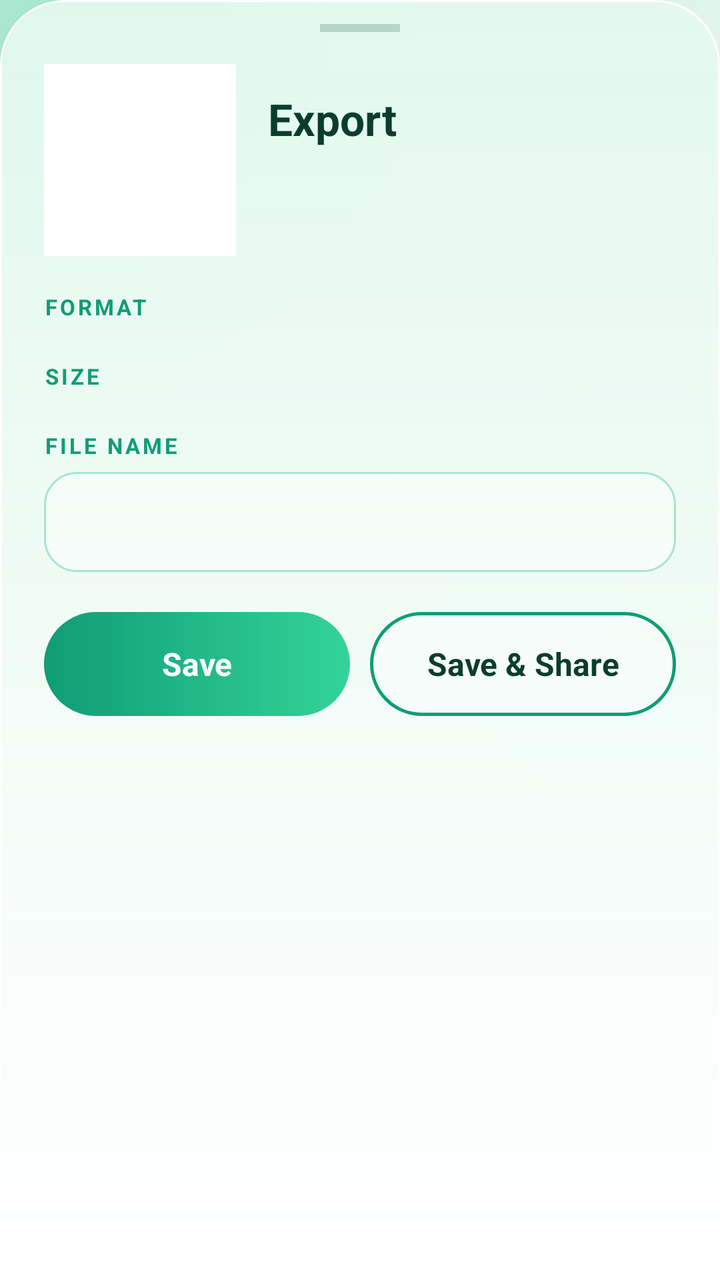
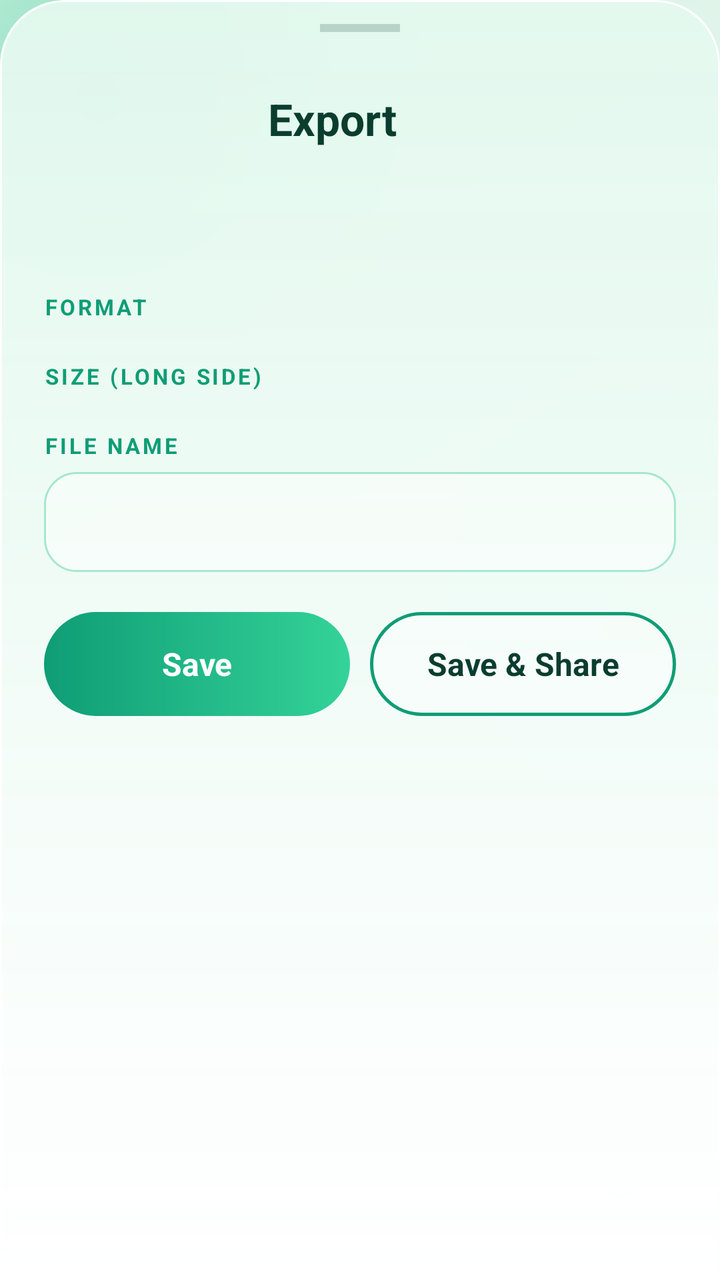

Compare the two renders of this Android layout. The source of the first and the diff that turns it into the second are given below.
<!-- AndroidManifest.xml: application theme AppTheme -->
<!-- res/layout/dialog_export.xml -->
<?xml version="1.0" encoding="utf-8"?>
<LinearLayout xmlns:android="http://schemas.android.com/apk/res/android"
    android:layout_width="match_parent" android:layout_height="wrap_content"
    android:background="@drawable/glass_sheet"
    android:orientation="vertical"
    android:paddingStart="22dp" android:paddingEnd="22dp"
    android:paddingTop="12dp" android:paddingBottom="26dp">

    <View android:id="@+id/exHandle" android:layout_width="40dp" android:layout_height="4dp"
        android:layout_gravity="center_horizontal" android:background="#330B3D2E"/>

    <LinearLayout android:layout_width="match_parent" android:layout_height="wrap_content"
        android:layout_marginTop="16dp" android:gravity="center_vertical" android:orientation="horizontal">
        <ImageView android:id="@+id/exPreview" android:layout_width="96dp" android:layout_height="96dp"
            android:scaleType="fitCenter" android:background="#FFFFFF"/>
        <LinearLayout android:layout_width="0dp" android:layout_height="wrap_content"
            android:layout_marginStart="16dp" android:layout_weight="1" android:orientation="vertical">
            <TextView android:layout_width="wrap_content" android:layout_height="wrap_content"
                android:text="Export" android:textColor="#0B3D2E" android:textSize="22sp" android:textStyle="bold"/>
            <TextView android:id="@+id/exInfo" android:layout_width="wrap_content" android:layout_height="wrap_content"
                android:layout_marginTop="4dp" android:textColor="#0F9D75" android:textSize="14sp" android:textStyle="bold"/>
            <TextView android:id="@+id/exBg" android:layout_width="wrap_content" android:layout_height="wrap_content"
                android:layout_marginTop="2dp" android:textColor="#5B7F72" android:textSize="12sp"/>
        </LinearLayout>
    </LinearLayout>

    <TextView android:layout_width="wrap_content" android:layout_height="wrap_content"
        android:layout_marginTop="18dp" android:text="FORMAT" android:textColor="#0F9D75"
        android:textSize="11sp" android:textStyle="bold" android:letterSpacing="0.12"/>
    <LinearLayout android:id="@+id/exFormatRow" android:layout_width="match_parent" android:layout_height="wrap_content"
        android:layout_marginTop="6dp" android:orientation="horizontal"/>

    <TextView android:layout_width="wrap_content" android:layout_height="wrap_content"
        android:layout_marginTop="14dp" android:text="SIZE" android:textColor="#0F9D75"
        android:textSize="11sp" android:textStyle="bold" android:letterSpacing="0.12"/>
    <LinearLayout android:id="@+id/exSizeRow" android:layout_width="match_parent" android:layout_height="wrap_content"
        android:layout_marginTop="6dp" android:orientation="horizontal"/>

    <TextView android:layout_width="wrap_content" android:layout_height="wrap_content"
        android:layout_marginTop="14dp" android:text="FILE NAME" android:textColor="#0F9D75"
        android:textSize="11sp" android:textStyle="bold" android:letterSpacing="0.12"/>
    <LinearLayout android:layout_width="match_parent" android:layout_height="50dp"
        android:layout_marginTop="6dp" android:background="@drawable/glass_input"
        android:gravity="center_vertical" android:orientation="horizontal"
        android:paddingStart="16dp" android:paddingEnd="16dp">
        <EditText android:id="@+id/exName" android:layout_width="0dp" android:layout_height="match_parent"
            android:layout_weight="1" android:background="@null" android:inputType="text"
            android:maxLines="1" android:singleLine="true" android:textColor="#0B3D2E" android:textSize="15sp"/>
        <TextView android:id="@+id/exExt" android:layout_width="wrap_content" android:layout_height="wrap_content"
            android:textColor="#5B7F72" android:textSize="15sp"/>
    </LinearLayout>

    <LinearLayout android:layout_width="match_parent" android:layout_height="wrap_content"
        android:layout_marginTop="20dp" android:orientation="horizontal">
        <TextView android:id="@+id/exSave" android:layout_width="0dp" android:layout_height="52dp"
            android:layout_weight="1" android:background="@drawable/btn_primary" android:clickable="true"
            android:gravity="center" android:text="Save" android:textColor="#FFFFFF"
            android:textSize="16sp" android:textStyle="bold"/>
        <TextView android:id="@+id/exShare" android:layout_width="0dp" android:layout_height="52dp"
            android:layout_marginStart="10dp" android:layout_weight="1" android:background="@drawable/btn_secondary"
            android:clickable="true" android:gravity="center" android:text="Save &amp; Share"
            android:textColor="#0B3D2E" android:textSize="16sp" android:textStyle="bold"/>
    </LinearLayout>
</LinearLayout>
<!-- resources referenced by this layout -->
<resources>
  <!-- drawable btn_primary (drawable) -->
  <?xml version="1.0" encoding="utf-8"?>
  <ripple xmlns:android="http://schemas.android.com/apk/res/android" android:color="#44FFFFFF">
      <item>
          <shape android:shape="rectangle">
              <gradient android:angle="0" android:startColor="#0F9D75" android:endColor="#34D399"/>
              <corners android:radius="26dp"/>
          </shape>
      </item>
      <item android:id="@android:id/mask">
          <shape android:shape="rectangle"><solid android:color="#FFFFFF"/><corners android:radius="26dp"/></shape>
      </item>
  </ripple>
  <!-- drawable btn_secondary (drawable) -->
  <?xml version="1.0" encoding="utf-8"?>
  <ripple xmlns:android="http://schemas.android.com/apk/res/android" android:color="#3310B981">
      <item>
          <shape android:shape="rectangle">
              <solid android:color="#55FFFFFF"/>
              <stroke android:width="1.5dp" android:color="#0F9D75"/>
              <corners android:radius="26dp"/>
          </shape>
      </item>
      <item android:id="@android:id/mask">
          <shape android:shape="rectangle"><solid android:color="#FFFFFF"/><corners android:radius="26dp"/></shape>
      </item>
  </ripple>
  <!-- drawable glass_input (drawable) -->
  <?xml version="1.0" encoding="utf-8"?>
  <shape xmlns:android="http://schemas.android.com/apk/res/android" android:shape="rectangle">
      <solid android:color="#66FFFFFF"/>
      <stroke android:width="1dp" android:color="#5510B981"/>
      <corners android:radius="16dp"/>
  </shape>
  <!-- drawable glass_sheet (drawable) -->
  <?xml version="1.0" encoding="utf-8"?>
  <shape xmlns:android="http://schemas.android.com/apk/res/android" android:shape="rectangle">
      <gradient android:angle="270" android:startColor="#F2E3F8EE" android:endColor="#FBFFFFFF"/>
      <stroke android:width="1dp" android:color="#F2FFFFFF"/>
      <corners android:topLeftRadius="32dp" android:topRightRadius="32dp" android:bottomLeftRadius="0dp" android:bottomRightRadius="0dp"/>
  </shape>
  <style name="AppTheme" parent="android:Theme.Material.Light.NoActionBar">
          <item name="android:statusBarColor">@android:color/transparent</item>
          <item name="android:navigationBarColor">@android:color/transparent</item>
          <item name="android:windowLightStatusBar">true</item>
          <item name="android:windowLightNavigationBar">true</item>
          <item name="android:windowBackground">@drawable/bg_main</item>
      </style>
  <!-- drawable bg_main (drawable) -->
  <?xml version="1.0" encoding="utf-8"?>
  <layer-list xmlns:android="http://schemas.android.com/apk/res/android">
      <item>
          <shape android:shape="rectangle">
              <gradient android:angle="135" android:startColor="#F7FCF9" android:centerColor="#EAF8F1" android:endColor="#D6F0E3"/>
          </shape>
      </item>
      <item android:width="340dp" android:height="340dp" android:gravity="top|start" android:top="-120dp" android:left="-120dp">
          <shape android:shape="oval">
              <gradient android:type="radial" android:gradientRadius="170dp" android:startColor="#7034D399" android:endColor="#0034D399"/>
          </shape>
      </item>
      <item android:width="380dp" android:height="380dp" android:gravity="bottom|end" android:bottom="-140dp" android:right="-140dp">
          <shape android:shape="oval">
              <gradient android:type="radial" android:gradientRadius="190dp" android:startColor="#6086EFAC" android:endColor="#0086EFAC"/>
          </shape>
      </item>
      <item android:width="260dp" android:height="260dp" android:gravity="center_vertical|end" android:right="-100dp">
          <shape android:shape="oval">
              <gradient android:type="radial" android:gradientRadius="130dp" android:startColor="#506EE7B7" android:endColor="#006EE7B7"/>
          </shape>
      </item>
  </layer-list>
</resources>

<!-- the commit's change to res/layout/dialog_export.xml (unified diff, before → after) -->
@@ -12,7 +12,7 @@
     <LinearLayout android:layout_width="match_parent" android:layout_height="wrap_content"
         android:layout_marginTop="16dp" android:gravity="center_vertical" android:orientation="horizontal">
         <ImageView android:id="@+id/exPreview" android:layout_width="96dp" android:layout_height="96dp"
-            android:scaleType="fitCenter" android:background="#FFFFFF"/>
+            android:scaleType="fitCenter"/>
         <LinearLayout android:layout_width="0dp" android:layout_height="wrap_content"
             android:layout_marginStart="16dp" android:layout_weight="1" android:orientation="vertical">
             <TextView android:layout_width="wrap_content" android:layout_height="wrap_content"
@@ -31,7 +31,7 @@
         android:layout_marginTop="6dp" android:orientation="horizontal"/>
 
     <TextView android:layout_width="wrap_content" android:layout_height="wrap_content"
-        android:layout_marginTop="14dp" android:text="SIZE" android:textColor="#0F9D75"
+        android:layout_marginTop="14dp" android:text="SIZE (LONG SIDE)" android:textColor="#0F9D75"
         android:textSize="11sp" android:textStyle="bold" android:letterSpacing="0.12"/>
     <LinearLayout android:id="@+id/exSizeRow" android:layout_width="match_parent" android:layout_height="wrap_content"
         android:layout_marginTop="6dp" android:orientation="horizontal"/>
